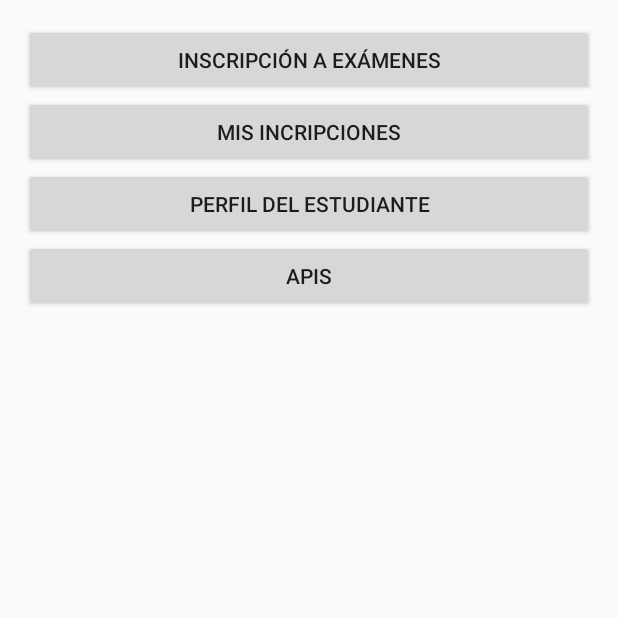
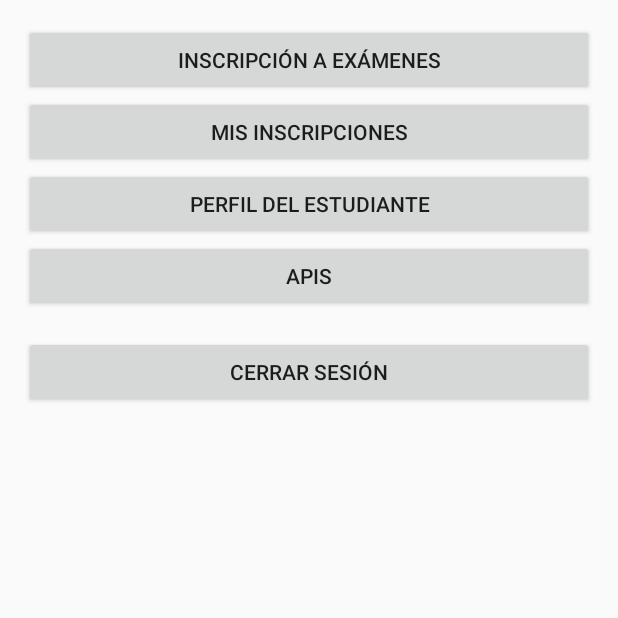
Before and after one commit to rocioorlando/tp-kotlin, an Android app built with Jetpack Compose: the HomeActivity screen opened directly, with no data from a screen before it, on a phone screen of 412 x 824 dp, the top half of it. Run offline under Robolectric (Android 15) with nearby library versions, the phone set to English and light mode, and no system bars.

Commit message:
Nuevos cambios

```diff
--- a/app/src/main/java/com/grupotres/tpfinal/HomeActivity.kt
+++ b/app/src/main/java/com/grupotres/tpfinal/HomeActivity.kt
@@ -7,17 +7,21 @@ import androidx.activity.ComponentActivity
 
 class HomeActivity : ComponentActivity() {
 
+    private lateinit var myPreferences: MyPreferences
+
     override fun onCreate(savedInstanceState: Bundle?) {
         super.onCreate(savedInstanceState)
 
-        // setContentView: Este método se utiliza para establecer el diseño de la actividad
-        // R.layout.activity_home: R es una clase generada automáticamente por Android que contiene referencias a todos los recursos de la aplicación.
+        // Establecemos el diseño de la actividad
         setContentView(R.layout.activity_home)
+
+        myPreferences = MyPreferences(this)
 
         val btnExamsInscription: Button = findViewById(R.id.btnExamsInscription)
         val btnMyInscriptions: Button = findViewById(R.id.btnMyInscriptions)
         val btnStudentProfile: Button = findViewById(R.id.btnStudentProfile)
         val btnAPIs: Button = findViewById(R.id.btnAPIs)
+        val btnLogout: Button = findViewById(R.id.btnLogout)
 
         btnExamsInscription.setOnClickListener {
             val intent = Intent(this, InscriptionActivity::class.java)
@@ -36,5 +40,12 @@ class HomeActivity : ComponentActivity() {
         btnAPIs.setOnClickListener {
 
         }
+
+        btnLogout.setOnClickListener {
+            myPreferences.clearLogin()
+            val intent = Intent(this, MainActivity::class.java)
+            startActivity(intent)
+            finish()
+        }
     }
 }
--- a/app/src/main/res/layout/activity_home.xml
+++ b/app/src/main/res/layout/activity_home.xml
@@ -17,7 +17,7 @@
         android:id="@+id/btnMyInscriptions"
         android:layout_width="match_parent"
         android:layout_height="wrap_content"
-        android:text="Mis incripciones" />
+        android:text="Mis inscripciones" />
 
     <Button
         android:id="@+id/btnStudentProfile"
@@ -30,4 +30,11 @@
         android:layout_width="match_parent"
         android:layout_height="wrap_content"
         android:text="APIs" />
+
+    <Button
+        android:id="@+id/btnLogout"
+        android:layout_width="match_parent"
+        android:layout_height="wrap_content"
+        android:text="Cerrar sesión"
+        android:layout_marginTop="16dp" />
 </LinearLayout>
--- a/gradle/libs.versions.toml
+++ b/gradle/libs.versions.toml
@@ -1,5 +1,5 @@
 [versions]
-agp = "8.4.0"
+agp = "8.5.0"
 kotlin = "1.9.0"
 coreKtx = "1.10.1"
 junit = "4.13.2"
```
Also changed, not shown: app/src/main/java/com/grupotres/tpfinal/InscriptionActivity.kt (+7 -4 lines), app/src/main/java/com/grupotres/tpfinal/Login.kt (+9 -3 lines), app/src/main/java/com/grupotres/tpfinal/MainActivity.kt (+12 -14 lines), app/src/main/java/com/grupotres/tpfinal/RecoveryActivity.kt (+7 -18 lines).
